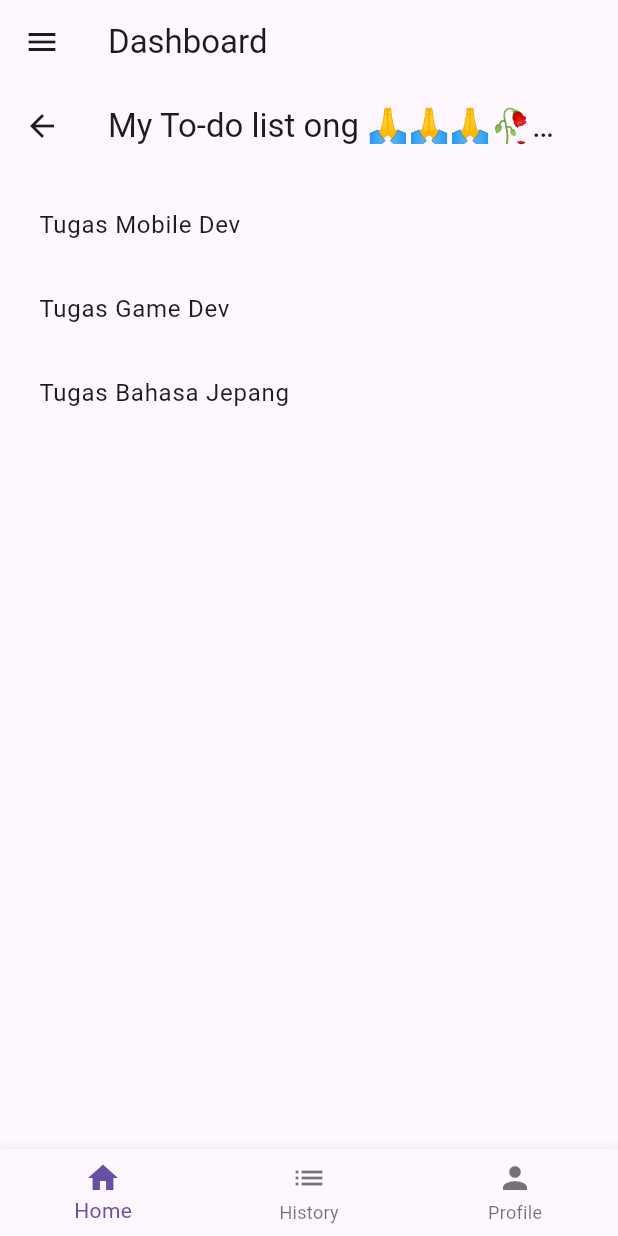
After one commit to 57TerabyteZipBomb/Flutter_Kelompok, a Flutter app: the DashboardPage screen opened by its route, on a phone screen of 412 x 824 dp. The commit adds this screen. Run offline on Flutter 3.47's test engine with Material 3 defaults, Android fonts, the phone set to English and light mode, and no system bars; our stand-ins replace get.

Commit message:
feat : [Galih] Barebones and groundowrk, minus history and add

```diff
--- /dev/null
+++ b/lib/bindings/home_binding.dart
@@ -0,0 +1,11 @@
+import 'package:flutter_kelompok/controllers/home_controller.dart';
+import 'package:get/get.dart';
+import 'package:get/get_core/src/get_main.dart';
+import 'package:get/get_instance/src/bindings_interface.dart';
+
+class HomeBinding extends Bindings {
+  @override
+  void dependencies() {
+    Get.lazyPut<HomeController>(() => HomeController());
+  }
+}
--- /dev/null
+++ b/lib/bindings/listedit_binding.dart
@@ -0,0 +1,11 @@
+import 'package:flutter_kelompok/controllers/listedit_controller.dart';
+import 'package:get/get.dart';
+import 'package:get/get_core/src/get_main.dart';
+import 'package:get/get_instance/src/bindings_interface.dart';
+
+class ListeditBinding extends Bindings {
+  @override
+  void dependencies() {
+    Get.lazyPut<ListeditController>(() => ListeditController());
+  }
+}
--- /dev/null
+++ b/lib/componenets/widget_EditTextField.dart
@@ -0,0 +1 @@
+import 'package:flutter/material.dart';class MyEditingTextField extends StatelessWidget {  final TextEditingController textEditingController;  final String label;  final ValueChanged<String>? onChanged;  const MyEditingTextField({   super.key,    required this.textEditingController,    required this.label,    this.onChanged,  });  @override  Widget build(BuildContext context) {    return TextField(      controller: textEditingController,      onChanged: onChanged,      decoration: InputDecoration(        labelText: label,        labelStyle: TextStyle(color: const Color.fromARGB(255, 70, 190, 211)),        fillColor: Colors.white,   border: OutlineInputBorder(       borderRadius: BorderRadius.horizontal(),        borderSide: BorderSide(          color: const Color.fromARGB(255, 136, 129, 199),          ),        ),     enabledBorder: OutlineInputBorder(        borderRadius: BorderRadius.circular(12),        borderSide: BorderSide(color: const Color.fromARGB(255, 70, 190, 211)),     ),     focusedBorder: OutlineInputBorder(        borderRadius: BorderRadius.circular(12),        borderSide: BorderSide(color: const Color.fromARGB(255, 70, 190, 211), width: 3),    ),    ),  );  }}
--- /dev/null
+++ b/lib/controllers/home_controller.dart
@@ -0,0 +1,29 @@
+import 'package:flutter_kelompok/models/todo_models.dart';
+import 'package:get/get.dart';
+
+class HomeController extends GetxController {
+  var TodoList = [
+    Lists(
+      title: "Tugas Mobile Dev",
+      summary: "Project kelompok 2 karakter",
+      urgency: "Not Very",
+      due: "16",
+    ),
+    Lists(
+      title: "Tugas Game Dev",
+      summary: "Project 3D Mockup",
+      urgency: "Not Very",
+      due: "8",
+    ),
+    Lists(
+      title: "Tugas Bahasa Jepang",
+      summary: "Presentasi Interview (Mensetsu)",
+      urgency: "Not Very",
+      due: "9",
+    ),
+  ].obs;
+
+  void updateList(int index, Lists updatePlayer) {
+    TodoList[index] = updatePlayer;
+  }
+}
--- /dev/null
+++ b/lib/controllers/listedit_controller.dart
@@ -0,0 +1,52 @@
+import 'package:flutter_kelompok/controllers/home_controller.dart';
+import 'package:flutter_kelompok/models/todo_models.dart';
+import 'package:get/get.dart';
+
+class ListeditController extends GetxController {
+  late int index;
+  late Rxn<Lists> list;
+
+  final HomeController listController = Get.find();
+
+  @override
+  void onInit() {
+    super.onInit();
+
+    final args = Get.arguments;
+    if (args is Map<String, dynamic> &&
+        args['player'] is Lists &&
+        args['index'] is int) {
+      index = args['index'] as int;
+      list = Rxn<Lists>();
+      list.value = args['player'] as Lists;
+    } else {
+      // Provide fallback/defaults or handle error
+      index = 0;
+      list = Rxn<Lists>();
+      list.value = null;
+      // Optionally, show an error or navigate back
+    }
+  }
+
+  void updateTitle(String value) => list.update((p) {
+    if (p != null) p.title = value;
+  });
+
+  void updateSumm(String value) => list.update((p) {
+    if (p != null) p.summary = value;
+  });
+
+  void updateUrgency(String value) => list.update((p) {
+    if (p != null) p.urgency = value;
+  });
+
+  void updateDate(String value) => list.update((p) {
+    if (p != null) p.due = value;
+  });
+
+  void saveChanges() {
+    if (list.value != null) {
+      listController.updateList(index, list.value!);
+    }
+  }
+}
--- a/lib/controllers/login_controller.dart
+++ b/lib/controllers/login_controller.dart
@@ -1,4 +1,5 @@
 import 'package:flutter/material.dart';
+import 'package:flutter_kelompok/routes/routes.dart';
 import 'package:get/get.dart';
 
 class LoginController extends GetxController {
@@ -24,7 +25,7 @@ class LoginController extends GetxController {
 
     if (user == validUsername && pass == validPassword) {
       loginStatus.value = "good jop";
-      //add page change here probably
+      Get.offNamed(AppRoutes.dashboard);
     } else {
       loginStatus.value = "die";
     }
--- /dev/null
+++ b/lib/controllers/todo_controller.dart
@@ -0,0 +1,9 @@
+import 'package:get/get.dart';
+
+class TodoController extends GetxController {
+  var selectedIndex = 0.obs;
+
+  void changeTab(int index) {
+    selectedIndex.value = index;
+  }
+}
--- /dev/null
+++ b/lib/models/todo_models.dart
@@ -0,0 +1,12 @@
+class Lists {
+  String title;
+  String summary;
+  String urgency;
+  String due;
+  Lists({
+    required this.title,
+    required this.summary,
+    required this.urgency,
+    required this.due,
+  });
+}
--- /dev/null
+++ b/lib/pages/dashboard_page.dart
@@ -0,0 +1,104 @@
+import 'package:flutter/material.dart';
+import 'package:flutter_kelompok/controllers/todo_controller.dart';
+import 'package:flutter_kelompok/pages/history_page.dart';
+import 'package:flutter_kelompok/pages/home_page.dart';
+import 'package:flutter_kelompok/pages/profile_page.dart';
+import 'package:get/get.dart';
+import 'package:get/get_core/src/get_main.dart';
+
+class DashboardPage extends StatelessWidget {
+  DashboardPage({super.key});
+
+  final menuController = Get.find<TodoController>();
+
+  final List<Widget> pages = [HomePage(), HistoryPage(), ProfilePage()];
+
+  @override
+  Widget build(BuildContext context) {
+    return Obx(
+      () => Scaffold(
+        appBar: AppBar(title: Text("Dashboard")),
+        drawer: Drawer(
+          child: ListView(
+            children: [
+              DrawerHeader(
+                decoration: BoxDecoration(
+                  color: Colors.blue,
+                  image: DecorationImage(
+                    image: AssetImage('assets/gridbox.png'),
+                    fit: BoxFit.cover,
+                    colorFilter: ColorFilter.mode(
+                      Colors.green.withOpacity(0.5),
+                      BlendMode.dstATop,
+                    ),
+                  ),
+                  borderRadius: BorderRadius.only(
+                    bottomLeft: Radius.circular(20),
+                    bottomRight: Radius.circular(20),
+                  ),
+                ),
+                child: Column(
+                  mainAxisAlignment: MainAxisAlignment.center,
+                  children: [
+                    CircleAvatar(
+                      radius: 30,
+                      backgroundImage: AssetImage('assets/gridbox.png'),
+                    ),
+                    SizedBox(height: 10),
+                    Text(
+                      'G&G',
+                      style: TextStyle(color: Colors.white, fontSize: 18),
+                    ),
+                    Text(
+                      '11 PPLG 1',
+                      style: TextStyle(color: Colors.white, fontSize: 18),
+                    ),
+                  ],
+                ),
+              ),
+              ListTile(
+                leading: Icon(Icons.home),
+                title: Text('Houm'),
+                onTap: () {
+                  menuController.changeTab(0);
+                  Navigator.pop(context);
+                },
+              ),
+              ListTile(
+                leading: Icon(Icons.list),
+                title: Text('History'),
+                onTap: () {
+                  menuController.changeTab(1);
+                  Navigator.pop(context);
+                },
+              ),
+              ListTile(
+                leading: Icon(Icons.person),
+                title: Text('Profile'),
+                onTap: () {
+                  menuController.changeTab(2);
+                  Navigator.pop(context);
+                },
+              ),
+            ],
+          ),
+        ),
+        body: pages[menuController.selectedIndex.value],
+
+        bottomNavigationBar: BottomNavigationBar(
+          type: BottomNavigationBarType.fixed,
+          currentIndex: menuController.selectedIndex.value,
+          onTap: menuController.changeTab,
+          items: const [
+            BottomNavigationBarItem(icon: Icon(Icons.home), label: 'Home'),
+            BottomNavigationBarItem(icon: Icon(Icons.list), label: 'History'),
+            BottomNavigationBarItem(
+              icon: Icon(Icons.person),
+              label: 'Profile',
+            ),
+          ],
+        ),
+      ),
+    );
+  }
+}
--- /dev/null
+++ b/lib/pages/home_page.dart
@@ -0,0 +1,46 @@
+import 'package:flutter/material.dart';
+import 'package:flutter_kelompok/controllers/home_controller.dart';
+import 'package:flutter_kelompok/routes/routes.dart';
+import 'package:get/get.dart';
+import 'package:get/get_core/src/get_main.dart';
+
+class HomePage extends StatelessWidget {
+  HomePage({super.key});
+
+    final menuController = Get.find<HomeController>();
+
+  @override
+  Widget build(BuildContext context) {
+    return Scaffold(
+      appBar: AppBar(title: Text("My To-do list ong 🙏🙏🙏🥀🥀🥀")),
+      body: Container(
+        margin: EdgeInsets.all(10),
+         child: Obx(
+          () => ListView.builder(
+            itemCount: HomeController().TodoList.length,
+            itemBuilder: (context, index) {
+              final player = HomeController().TodoList[index];
+              return ListTile(
+                onTap: () {
+                  Get.snackbar(
+                    'Item Clicked',
+                    player.title,
+                    snackPosition: SnackPosition.BOTTOM,
+                    borderRadius: 12,
+                    margin: const EdgeInsets.all(12),
+                  );
+
+                  Get.toNamed(
+                    AppRoutes.listedit,
+                    arguments: {'player': player, 'index': index},
+                  );
+                },
+                title: Text(player.title),
+              );
+            },
+          ),
+      ),
+    ),
+  );
+  }
+}
--- a/lib/routes/pages.dart
+++ b/lib/routes/pages.dart
@@ -1,4 +1,12 @@
+import 'package:flutter_kelompok/bindings/dash_binding.dart';
+import 'package:flutter_kelompok/bindings/home_binding.dart';
+import 'package:flutter_kelompok/bindings/listedit_binding.dart';
 import 'package:flutter_kelompok/bindings/login_binding.dart';
+import 'package:flutter_kelompok/pages/dashboard_page.dart';
+import 'package:flutter_kelompok/pages/history_page.dart';
+import 'package:flutter_kelompok/pages/home_page.dart';
+import 'package:flutter_kelompok/pages/listedit_page.dart';
+import 'package:flutter_kelompok/pages/profile_page.dart';
 import 'package:flutter_kelompok/pages/login_page.dart';
 import 'package:flutter_kelompok/routes/routes.dart';
 import 'package:get/get_navigation/src/routes/get_route.dart';
@@ -8,6 +16,28 @@ class AppPages {
     GetPage(
       name: AppRoutes.login,
       page: () => LoginPage(),
-      binding: LoginBinding())
+      binding: LoginBinding(),
+    ),
+    GetPage(
+      name: AppRoutes.dashboard,
+      page: () => DashboardPage(),
+      binding: MenuBinding(),
+    ),
+    GetPage(
+      name: AppRoutes.home,
+      page: () => HomePage(),
+      binding: HomeBinding(),
+    ),
+    GetPage(name: AppRoutes.profile, page: () => ProfilePage()),
+    GetPage(
+      name: AppRoutes.history,
+      page: () => HistoryPage(),
+      binding: MenuBinding(),
+    ),
+    GetPage(
+      name: AppRoutes.listedit,
+      page: () => ListEditPage(),
+      binding: ListeditBinding(),
+    ),
   ];
 }
--- a/lib/routes/routes.dart
+++ b/lib/routes/routes.dart
@@ -1,3 +1,8 @@
 class AppRoutes {
-  static const String login = "/";
+  static const String login = "/login";
+  static const String dashboard = "/dashboard";
+  static const String home = "/home";
+  static const String profile = "/profile";
+  static const String history = "/history";
+  static const String listedit = "/listedit";
 }
--- a/pubspec.yaml
+++ b/pubspec.yaml
@@ -59,9 +59,8 @@ flutter:
   uses-material-design: true
 
   # To add assets to your application, add an assets section, like this:
-  # assets:
-  #   - images/a_dot_burr.jpeg
-  #   - images/a_dot_ham.jpeg
+  assets:
+    - assets/gridbox.png
 
   # An image asset can refer to one or more resolution-specific "variants", see
   # https://flutter.dev/to/resolution-aware-images
```
Also changed, not shown: lib/bindings/dash_binding.dart (added, +13 -0 lines), lib/componenets/widget_EditButton.dart (added, +36 -0 lines), lib/pages/history_page.dart (added, +10 -0 lines), lib/pages/listedit_page.dart (added, +76 -0 lines), lib/pages/profile_page.dart (added, +10 -0 lines), assets/gridbox.png (added).
